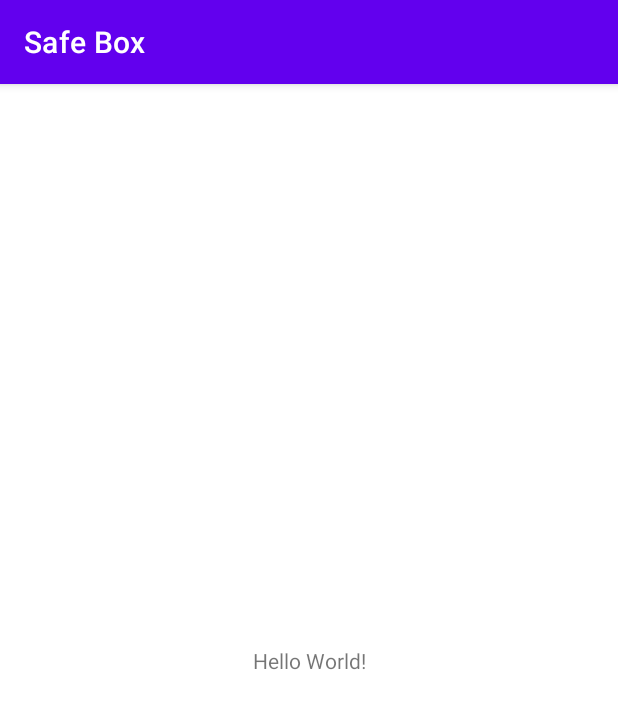
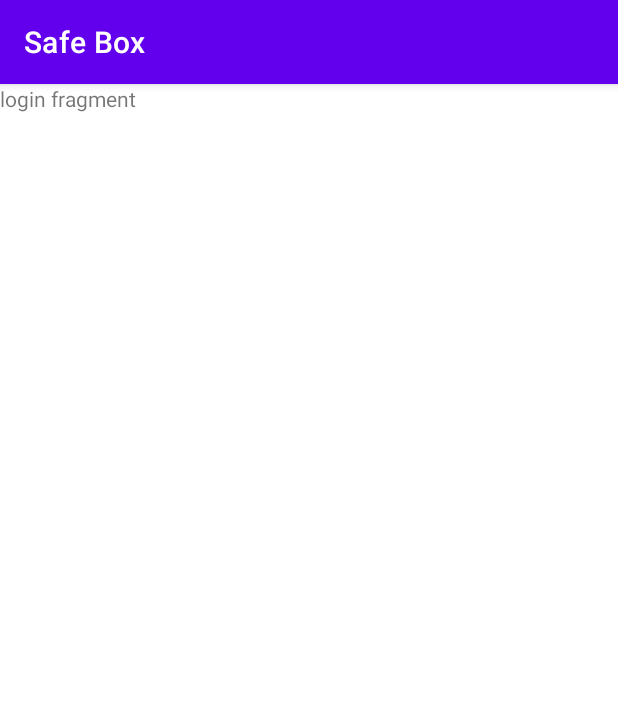
Before and after one commit to Ni3verma/Safe-Box, an Android app: the screen it shows after launch (MainActivity), on a phone screen of 412 x 824 dp. Shown: the top 709 px of the screen. Run offline under Robolectric (Android 15) with nearby library versions, the phone set to English and light mode, and no system bars; our stand-ins replace Dagger/Hilt's generated code.

Commit message:
init jetpack navigation and added empty login fragment

```diff
--- a/app/build.gradle
+++ b/app/build.gradle
@@ -43,6 +43,7 @@ dependencies {
     implementation "org.jetbrains.kotlin:kotlin-stdlib:$kotlin_version"
     implementation 'androidx.core:core-ktx:1.3.2'
     implementation 'androidx.appcompat:appcompat:1.2.0'
+    implementation 'androidx.legacy:legacy-support-v4:1.0.0'
     testImplementation 'junit:junit:4.13.2'
     androidTestImplementation 'androidx.test.ext:junit:1.1.2'
     androidTestImplementation 'androidx.test.espresso:espresso-core:3.3.0'
--- a/app/src/main/AndroidManifest.xml
+++ b/app/src/main/AndroidManifest.xml
@@ -9,8 +9,9 @@
         android:label="@string/app_name"
         android:roundIcon="@mipmap/ic_launcher_round"
         android:supportsRtl="true"
+        android:installLocation="internalOnly"
         android:theme="@style/Theme.SafeBox">
-        <activity android:name=".MainActivity">
+        <activity android:name=".ui.view.MainActivity">
             <intent-filter>
                 <action android:name="android.intent.action.MAIN" />
 
--- a/app/src/main/java/com/andryoga/safebox/MainActivity.kt
+++ b/app/src/main/java/com/andryoga/safebox/ui/view/MainActivity.kt
@@ -1,7 +1,8 @@
-package com.andryoga.safebox
+package com.andryoga.safebox.ui.view
 
+import android.os.Bundle
 import androidx.appcompat.app.AppCompatActivity
-import android.os.Bundle
+import com.andryoga.safebox.R
 
 class MainActivity : AppCompatActivity() {
     override fun onCreate(savedInstanceState: Bundle?) {
--- /dev/null
+++ b/app/src/main/java/com/andryoga/safebox/ui/view/login/LoginFragment.kt
@@ -0,0 +1,32 @@
+package com.andryoga.safebox.ui.view.login
+
+import android.os.Bundle
+import android.view.LayoutInflater
+import android.view.View
+import android.view.ViewGroup
+import androidx.fragment.app.Fragment
+import androidx.lifecycle.ViewModelProvider
+import com.andryoga.safebox.R
+
+class LoginFragment : Fragment() {
+
+    companion object {
+        fun newInstance() = LoginFragment()
+    }
+
+    private lateinit var viewModel: LoginViewModel
+
+    override fun onCreateView(
+        inflater: LayoutInflater, container: ViewGroup?,
+        savedInstanceState: Bundle?
+    ): View? {
+        return inflater.inflate(R.layout.login_fragment, container, false)
+    }
+
+    override fun onActivityCreated(savedInstanceState: Bundle?) {
+        super.onActivityCreated(savedInstanceState)
+        viewModel = ViewModelProvider(this).get(LoginViewModel::class.java)
+        // TODO: Use the ViewModel
+    }
+
+}
--- /dev/null
+++ b/app/src/main/java/com/andryoga/safebox/ui/view/login/LoginViewModel.kt
@@ -0,0 +1,7 @@
+package com.andryoga.safebox.ui.view.login
+
+import androidx.lifecycle.ViewModel
+
+class LoginViewModel : ViewModel() {
+    // TODO: Implement the ViewModel
+}
--- a/app/src/main/res/layout/activity_main.xml
+++ b/app/src/main/res/layout/activity_main.xml
@@ -4,15 +4,20 @@
     xmlns:tools="http://schemas.android.com/tools"
     android:layout_width="match_parent"
     android:layout_height="match_parent"
-    tools:context=".MainActivity">
+    tools:context=".ui.view.MainActivity">
 
-    <TextView
-        android:layout_width="wrap_content"
-        android:layout_height="wrap_content"
-        android:text="Hello World!"
-        app:layout_constraintBottom_toBottomOf="parent"
+    <fragment
+        android:id="@+id/nav_host_fragment"
+        android:name="androidx.navigation.fragment.NavHostFragment"
+        android:layout_width="match_parent"
+        android:layout_height="0dp"
+        app:defaultNavHost="true"
         app:layout_constraintLeft_toLeftOf="parent"
         app:layout_constraintRight_toRightOf="parent"
-        app:layout_constraintTop_toTopOf="parent" />
+        app:layout_constraintBottom_toBottomOf="parent"
+        app:layout_constraintTop_toTopOf="parent"
+        app:navGraph="@navigation/navigation"
+        tools:ignore="FragmentTagUsage" />
+
 
 </androidx.constraintlayout.widget.ConstraintLayout>
--- /dev/null
+++ b/app/src/main/res/layout/login_fragment.xml
@@ -0,0 +1,13 @@
+<?xml version="1.0" encoding="utf-8"?>
+<FrameLayout xmlns:android="http://schemas.android.com/apk/res/android"
+    xmlns:tools="http://schemas.android.com/tools"
+    android:layout_width="match_parent"
+    android:layout_height="match_parent"
+    tools:context=".ui.view.login.LoginFragment">
+
+    <TextView
+        android:layout_width="match_parent"
+        android:layout_height="match_parent"
+        android:text="login fragment" />
+
+</FrameLayout>
--- /dev/null
+++ b/app/src/main/res/navigation/navigation.xml
@@ -0,0 +1,13 @@
+<?xml version="1.0" encoding="utf-8"?>
+<navigation xmlns:android="http://schemas.android.com/apk/res/android"
+    xmlns:app="http://schemas.android.com/apk/res-auto"
+    xmlns:tools="http://schemas.android.com/tools"
+    android:id="@+id/navigation"
+    app:startDestination="@id/loginFragment">
+
+    <fragment
+        android:id="@+id/loginFragment"
+        android:name="com.andryoga.safebox.ui.view.login.LoginFragment"
+        android:label="login_fragment"
+        tools:layout="@layout/login_fragment" />
+</navigation>
```
